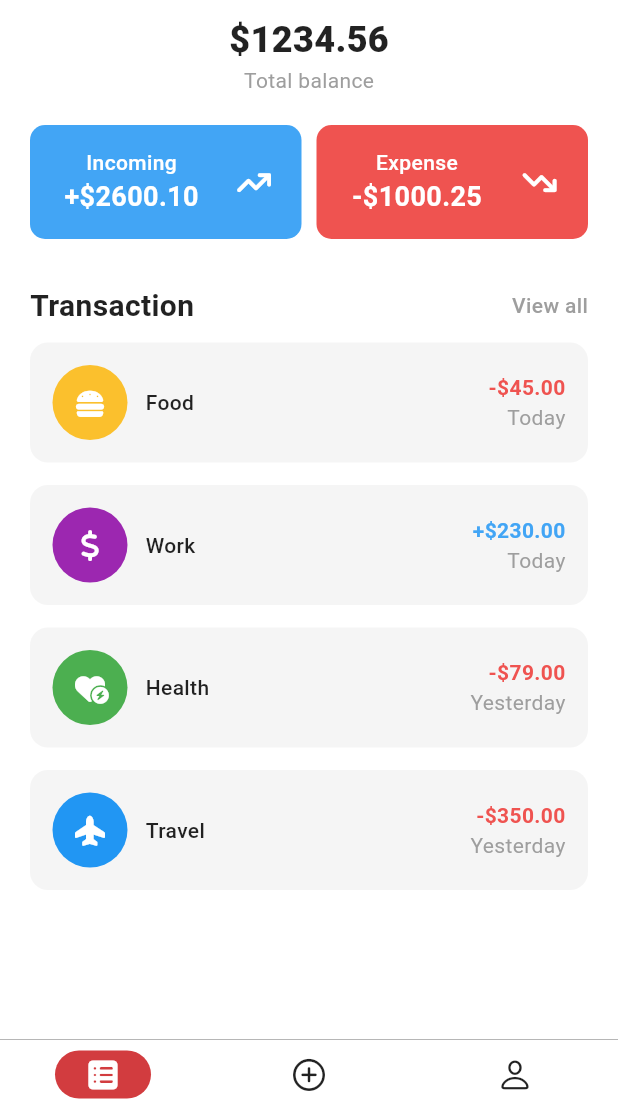
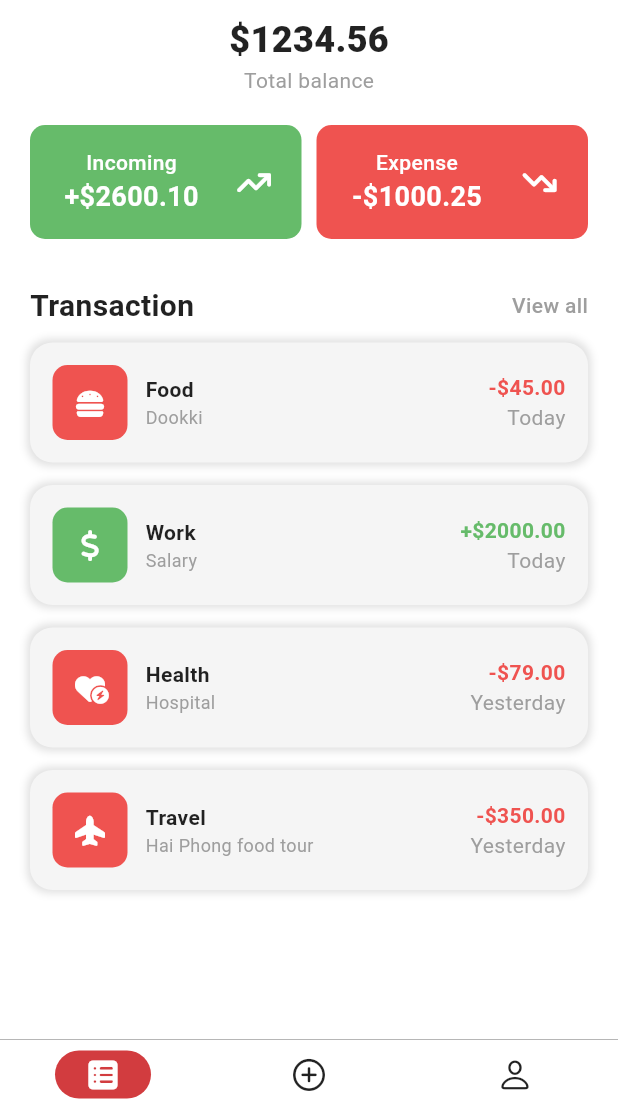
Before and after one commit to hieunmh/PEDFI, a Flutter app: the screen it shows after launch, on a phone screen of 412 x 824 dp, the part 121-1236 px from its top. Run offline on Flutter 3.47's test engine with Material 3 defaults, Android fonts, the phone set to English and light mode, and no system bars; our stand-ins replace flutter_dotenv, flutter_iconly, font_awesome_flutter, get, loading_animation_widget, shared_preferences and 1 more; accounts and stored records are empty.

Commit message:
ui:transaction detail ui

```diff
--- a/lib/consts/app_color.dart
+++ b/lib/consts/app_color.dart
@@ -11,4 +11,13 @@ class AppColor {
   static const textLightThemeColor = Colors.black87;
 
   static const commonColor = Color.fromRGBO(210, 60, 63, 1);
+
+  static final incomeDarkColor = Colors.green.shade600;
+
+  static final incomeLightColor = Colors.green.shade400;
+
+  static final expenseDarkColor = Colors.red.shade600;
+
+  static final expenseLightColor = Colors.red.shade400;
+
 }
--- a/lib/pages/application/home/total_balance.dart
+++ b/lib/pages/application/home/total_balance.dart
@@ -58,7 +58,7 @@ class TotalBalance extends GetView<HomeController> {
                 child: Container(
                   decoration: BoxDecoration(
                     color: themeState.getDarkTheme ?
-                    Colors.blue.shade800 : Colors.blue.shade400,
+                    AppColor.incomeDarkColor : AppColor.incomeLightColor,
                     borderRadius: BorderRadius.circular(10)
                   ),
                   padding: const EdgeInsets.symmetric(horizontal: 10, vertical: 15),
@@ -96,7 +96,7 @@ class TotalBalance extends GetView<HomeController> {
                 child: Container(
                   decoration: BoxDecoration(
                     color: themeState.getDarkTheme ?
-                    Colors.red.shade800 : Colors.red.shade400,
+                    AppColor.expenseDarkColor : AppColor.expenseLightColor,
                     borderRadius: BorderRadius.circular(10)
                   ),
                   padding: const EdgeInsets.symmetric(horizontal: 10, vertical: 15),
--- a/lib/pages/application/home/transaction.dart
+++ b/lib/pages/application/home/transaction.dart
@@ -4,6 +4,7 @@ import 'package:get/get.dart';
 import 'package:pedfi/consts/app_color.dart';
 import 'package:pedfi/pages/application/home/home_controller.dart';
 import 'package:pedfi/provider/dark_theme_provider.dart';
+import 'package:pedfi/routes/routes.dart';
 import 'package:provider/provider.dart';
 
 class Transaction extends GetView<HomeController> {
@@ -18,44 +19,47 @@ class Transaction extends GetView<HomeController> {
 
     final bgColor = themeState.getDarkTheme ? Colors.grey.shade900 : Colors.grey.shade100;
 
-    final incomeColor = themeState.getDarkTheme ? Colors.blue.shade800 : Colors.blue.shade400;
+    final incomeColor = themeState.getDarkTheme ? AppColor.incomeDarkColor : AppColor.incomeLightColor;
 
-    final expenseColor = themeState.getDarkTheme ? Colors.red.shade800 : Colors.red.shade400;
-
+    final expenseColor = themeState.getDarkTheme ? AppColor.expenseDarkColor : AppColor.expenseLightColor;
 
     final List<Map<String, dynamic>> transactionsData = [
     {
       'icon': FontAwesomeIcons.burger,
-      'iconcolor': Colors.yellow[700],
+      'iconcolor': expenseColor,
       'name': 'Food',
+      'detail': 'Dookki',
       'totalAmount': '-\$45.00',
       'date': 'Today',
       'color': expenseColor
     },
     {
       'icon': FontAwesomeIcons.dollarSign,
-      'iconcolor': Colors.purple,
+      'iconcolor': incomeColor,
       'name': 'Work',
-      'totalAmount': '+\$230.00',
+      'detail': 'Salary',
+      'totalAmount': '+\$2000.00',
       'date': 'Today',
       'color': incomeColor
     },
     {
       'icon':FontAwesomeIcons.heartCircleBolt,
-      'iconcolor': Colors.green,
+      'iconcolor': expenseColor,
       'name': 'Health',
+      'detail': 'Hospital',
       'totalAmount': '-\$79.00',
       'date': 'Yesterday',
       'color': expenseColor
     },
     {
       'icon': FontAwesomeIcons.planeUp,
-      'iconcolor': Colors.blue,
+      'iconcolor': expenseColor,
       'name': 'Travel',
+      'detail': 'Hai Phong food tour',
       'totalAmount': '-\$350.00',
       'date': 'Yesterday',
       'color': expenseColor
-    }
+    },
   ];
 
 
@@ -73,12 +77,17 @@ class Transaction extends GetView<HomeController> {
               ),
             ),
 
-            const Text(
+            GestureDetector(
+              onTap: () {
+                Get.toNamed(AppRoutes.TRANSACTION);
+              },
+              child: const Text(
                 'View all',
                 style: TextStyle(
                   color: Colors.grey,
                   fontWeight: FontWeight.w500,
                   fontSize: 14
+                ),
               ),
             )
           ],
@@ -91,7 +100,15 @@ class Transaction extends GetView<HomeController> {
           child: Container(
             decoration: BoxDecoration(
               color: bgColor,
-              borderRadius: BorderRadius.circular(12),
+              borderRadius: BorderRadius.circular(15),
+              boxShadow: [
+                BoxShadow(
+                  color: themeState.getDarkTheme ? Colors.white10 : Colors.black12,
+                  offset: Offset.zero,
+                  blurRadius: 4,
+                  spreadRadius: 2
+                )
+              ]
             ),
             child: Padding(
               padding: const EdgeInsets.all(15),
@@ -108,7 +125,8 @@ class Transaction extends GetView<HomeController> {
                             height: 50,
                             decoration: BoxDecoration(
                               color: transactionsData[index]['iconcolor'],
-                              shape: BoxShape.circle
+                              shape: BoxShape.rectangle,
+                              borderRadius: BorderRadius.circular(10)
                             ),
                           ),
                           Icon(
@@ -121,13 +139,27 @@ class Transaction extends GetView<HomeController> {
 
                       const SizedBox(width: 12),
 
+                      Column(
+                        crossAxisAlignment: CrossAxisAlignment.start,
+                        children: [
                           Text(
                             transactionsData[index]['name'],
                             style: TextStyle(
                               fontSize: 14,
                               color: color,
-                          fontWeight: FontWeight.w500
+                              fontWeight: FontWeight.w600,
                             ),
+                          ),
+
+                          Text(
+                            transactionsData[index]['detail'],
+                            style: TextStyle(
+                              fontSize: 12,
+                              color: Colors.grey.shade500,
+                              fontWeight: FontWeight.w400
+                            ),
+                          ),
+                        ],
                       )
                     ],
                   ),
--- /dev/null
+++ b/lib/pages/transaction/transaction_bindings.dart
@@ -0,0 +1,10 @@
+import 'package:get/get.dart';
+import 'package:pedfi/pages/transaction/transaction_controller.dart';
+
+class TransactionBindings extends Bindings {
+
+  @override
+  void dependencies() {
+   Get.lazyPut(() => TransactionController());
+  }
+}
--- a/lib/routes/pages.dart
+++ b/lib/routes/pages.dart
@@ -9,6 +9,8 @@ import 'package:pedfi/pages/auth/auth_bindings.dart';
 import 'package:pedfi/pages/auth/auth_view.dart';
 import 'package:pedfi/pages/stock/stock_bindings.dart';
 import 'package:pedfi/pages/stock/stock_view.dart';
+import 'package:pedfi/pages/transaction/transaction_bindings.dart';
+import 'package:pedfi/pages/transaction/transaction_view.dart';
 import 'package:pedfi/routes/routes.dart';
 
 class AppPages {
@@ -38,6 +40,12 @@ class AppPages {
       binding: StockBindings()
     ),
 
+    GetPage(
+      name: AppRoutes.TRANSACTION,
+      page: () => TransactionPage(),
+      binding: TransactionBindings()
+    ),
+
 
   ];
 }
--- a/lib/routes/routes.dart
+++ b/lib/routes/routes.dart
@@ -12,4 +12,6 @@ class AppRoutes {
 
   static const STOCK = '/stock';
 
+  static const TRANSACTION = '/transaction';
+
 }
```
Also changed, not shown: lib/pages/transaction/time_line_month.dart (added, +52 -0 lines), lib/pages/transaction/transaction_controller.dart (added, +39 -0 lines), lib/pages/transaction/transaction_view.dart (added, +54 -0 lines). Lines whose indentation alone changed are shown as unchanged.
